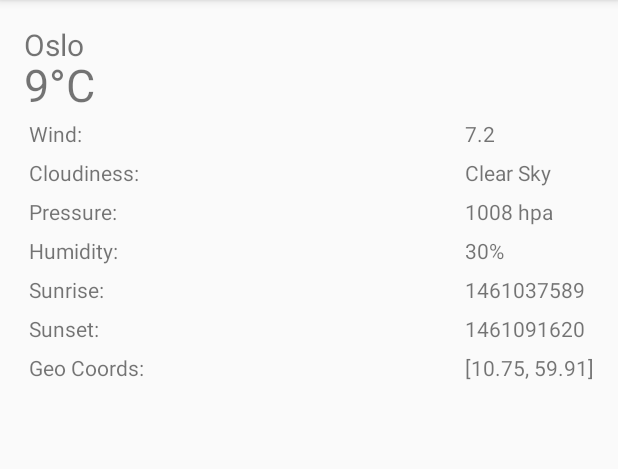
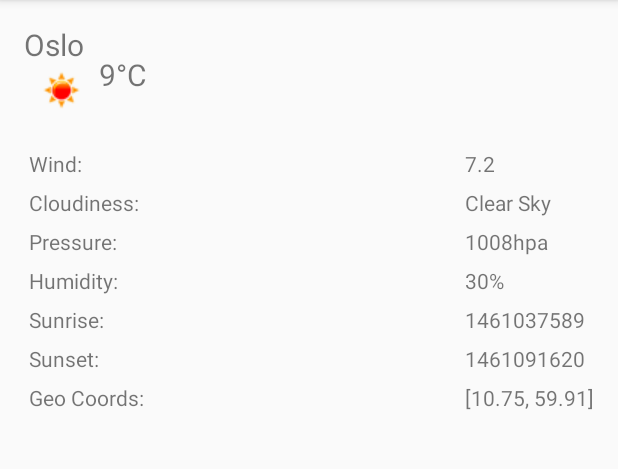
Before and after one commit to kveine/weather-today-android, an Android app: the DetailedInformationActivity screen opened directly, with no data from a screen before it, on a phone screen of 412 x 824 dp, the part 84-553 px from its top. Run offline under Robolectric (Android 15) with nearby library versions, the phone set to English and light mode, and no system bars.

Commit message:
DataProvider

```diff
--- a/app/src/main/java/Data/WeatherProviderHC.java
+++ b/app/src/main/java/Data/WeatherProviderHC.java
@@ -11,10 +11,10 @@ import Model.WeatherHC;
 public class WeatherProviderHC {
     public List<WeatherHC> readWeather() {
         return Arrays.asList(
-                new WeatherHC("Oslo", "9°C", "7.2", "Clear Sky", "1008 hpa", "30%", "1461037589", "1461091620", "[10.75, 59.91]", "d01"),
-                new WeatherHC("Bergen", "8°C", "7.2", "Broken clouds", "1018 hpa", "81%", "1461038780", "1461093033", "[5.33, 60.39]", "d04"),
-                new WeatherHC("Stavanger", "10°C", "9.3", "Few clouds", "1019 hpa", "70%", "1461038995", "1461092618", "[5.73, 58.97]", "d02"),
-                new WeatherHC("Trondheim", "11°C", "8.7", "Scattered clouds", "1011 hpa", "74%", "1461036777", "1461092622", "[10.4, 63.43]", "d03")
+                new WeatherHC("Oslo", 9, 7.2, "Clear Sky", 1008, 30, 1461037589, 1461091620, "[10.75, 59.91]", "d01"),
+                new WeatherHC("Bergen", 8, 7.2, "Broken clouds", 1018, 81, 1461038780, 1461093033, "[5.33, 60.39]", "d04"),
+                new WeatherHC("Stavanger", 10, 9.3, "Few clouds", 1019, 70, 1461038995, 1461092618, "[5.73, 58.97]", "d02"),
+                new WeatherHC("Trondheim", 11, 8.7, "Scattered clouds", 1011, 74, 1461036777, 1461092622, "[10.4, 63.43]", "d03")
         );
     }
 }
--- a/app/src/main/java/Model/WeatherHC.java
+++ b/app/src/main/java/Model/WeatherHC.java
@@ -1,23 +1,25 @@
 package Model;
+
+import java.util.Date;
 
 /**
  * Created by Kristin on 19.04.2016.
  */
 public class WeatherHC {
     private final String city;
-    private final String temperature;
-    private final String wind;
+    private final Integer temperature;
+    private final Double wind;
     private final String cloudiness;
-    private final String pressure;
-    private final String humidity;
-    private final String sunrise;
-    private final String sunset;
+    private final Integer pressure;
+    private final Integer humidity;
+    private final Integer sunrise;
+    private final Integer sunset;
     private final String geoCoords;
     private final String icon;
 
 
-    public WeatherHC(String city, String temperature, String wind, String cloudiness, String pressure,
-                     String humidity, String sunrise, String sunset, String geoCoords, String icon  ) {
+    public WeatherHC(String city, Integer temperature, Double wind, String cloudiness, Integer pressure,
+                     Integer humidity, Integer sunrise, Integer sunset, String geoCoords, String icon) {
         this.city = city;
         this.temperature = temperature;
         this.wind = wind;
@@ -34,11 +36,11 @@ public class WeatherHC {
         return city;
     }
 
-    public String getTemperature(){
+    public Integer getTemperature(){
         return temperature;
     }
 
-    public String getWind(){
+    public Double getWind(){
         return wind;
     }
 
@@ -46,19 +48,19 @@ public class WeatherHC {
         return cloudiness;
     }
 
-    public String getPressure(){
+    public Integer getPressure(){
         return pressure;
     }
 
-    public String getHumidity(){
+    public Integer getHumidity(){
         return humidity;
     }
 
-    public String getSunrise(){
+    public Integer getSunrise(){
         return sunrise;
     }
 
-    public String getSunset(){
+    public Integer getSunset(){
         return sunset;
     }
 
--- a/app/src/main/java/com/example/kristin/weathertoday/DetailedInformationActivity.java
+++ b/app/src/main/java/com/example/kristin/weathertoday/DetailedInformationActivity.java
@@ -3,6 +3,7 @@ package com.example.kristin.weathertoday;
 import android.content.Intent;
 import android.support.v7.app.AppCompatActivity;
 import android.os.Bundle;
+import android.widget.ImageView;
 import android.widget.TextView;
 
 import java.util.List;
@@ -16,6 +17,7 @@ public class DetailedInformationActivity extends AppCompatActivity {
     List<WeatherHC> cityList;
     int position;
     TextView name, temperature, clouds, date, wind, cloudiness, pressure, humidity, sunrise, sunset, coords;
+    ImageView icon;
 
     @Override
     protected void onCreate(Bundle savedInstanceState) {
@@ -29,20 +31,36 @@ public class DetailedInformationActivity extends AppCompatActivity {
         name = (TextView)findViewById(R.id.city_name);
         name.setText(cityList.get(position).getCity());
         temperature = (TextView)findViewById(R.id.city_temperature);
-        temperature.setText(cityList.get(position).getTemperature());
+        temperature.setText(cityList.get(position).getTemperature().toString() + "°C");
         wind = (TextView)findViewById(R.id.city_wind);
-        wind.setText(cityList.get(position).getWind());
+        wind.setText(cityList.get(position).getWind().toString());
         cloudiness = (TextView)findViewById(R.id.city_cloudiness);
         cloudiness.setText(cityList.get(position).getCloudiness());
         pressure = (TextView)findViewById(R.id.city_pressure);
-        pressure.setText(cityList.get(position).getPressure());
+        pressure.setText(cityList.get(position).getPressure().toString() + "hpa");
         humidity = (TextView)findViewById(R.id.city_humidity);
-        humidity.setText(cityList.get(position).getHumidity());
+        humidity.setText(cityList.get(position).getHumidity().toString() + "%");
         sunrise = (TextView)findViewById(R.id.city_sunrise);
-        sunrise.setText(cityList.get(position).getSunrise());
+        sunrise.setText(cityList.get(position).getSunrise().toString());
         sunset = (TextView)findViewById(R.id.city_sunset);
-        sunset.setText(cityList.get(position).getSunset());
+        sunset.setText(cityList.get(position).getSunset().toString());
         coords = (TextView)findViewById(R.id.city_coords);
         coords.setText(cityList.get(position).getGeoCoords());
+        icon = (ImageView)findViewById(R.id.city_icon);
+
+        switch (cityList.get(position).getIcon()){
+            case "d01":
+                icon.setImageResource(R.drawable.d01);
+                break;
+            case "d02":
+                icon.setImageResource((R.drawable.d02));
+                break;
+            case "d03":
+                icon.setImageResource(R.drawable.d03);
+                break;
+            case "d04":
+                icon.setImageResource(R.drawable.d04);
+                break;
+        }
     }
 }
--- a/app/src/main/java/com/example/kristin/weathertoday/MainActivity.java
+++ b/app/src/main/java/com/example/kristin/weathertoday/MainActivity.java
@@ -135,7 +135,7 @@ public class MainActivity extends AppCompatActivity {
         public void onBindViewHolder(WeatherViewHolder holder, int position) {
 
             holder.cityName.setText(cities.get(position).getCity());
-            holder.temperature.setText(cities.get(position).getTemperature());
+            holder.temperature.setText(cities.get(position).getTemperature().toString() + "°C");
 
             switch (cities.get(position).getIcon()){
                 case "d01":
--- a/app/src/main/res/layout/activity_detailed_information.xml
+++ b/app/src/main/res/layout/activity_detailed_information.xml
@@ -15,12 +15,24 @@
         android:layout_height="wrap_content"
         android:textSize="20dp"/>
 
-    <TextView
-        android:id="@+id/city_temperature"
+    <LinearLayout
         android:layout_width="match_parent"
         android:layout_height="wrap_content"
-        android:textSize="30dp"
-        android:layout_marginTop="20dp"/>
+        android:orientation="horizontal"
+        android:layout_marginTop="20dp">
+
+        <ImageView
+            android:id="@+id/city_icon"
+            android:layout_width="wrap_content"
+            android:layout_height="wrap_content"/>
+
+        <TextView
+            android:id="@+id/city_temperature"
+            android:layout_width="match_parent"
+            android:layout_height="wrap_content"
+            android:textSize="20dp"/>
+
+    </LinearLayout>
 
 
     <TextView
@@ -37,7 +49,7 @@
         android:layout_width="match_parent"
         android:layout_height="match_parent"
         android:stretchColumns="1"
-        android:layout_marginTop="60dp">
+        android:layout_marginTop="80dp">
 
         <TableRow>
             <TextView
--- a/app/src/main/res/layout/cardsview_layout.xml
+++ b/app/src/main/res/layout/cardsview_layout.xml
@@ -15,7 +15,7 @@
         <ImageView
             android:id="@+id/icon"
             android:layout_width="wrap_content"
-            android:layout_height="wrap_content"/>
+            android:layout_height="wrap_content" />
         <!--<TextView
             android:id="@+id/icon"
             android:layout_width="wrap_content"
```
Also changed, not shown: app/src/main/res/layout/activity_main.xml (+24 -113 lines).
